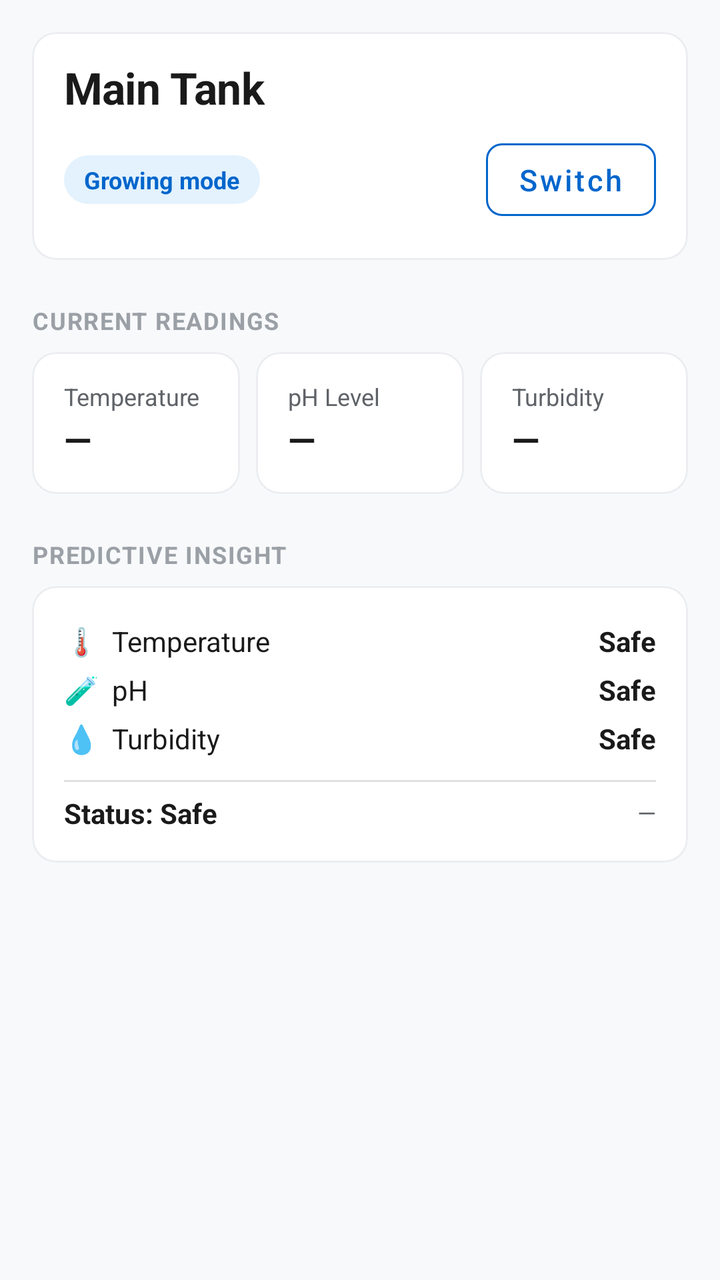
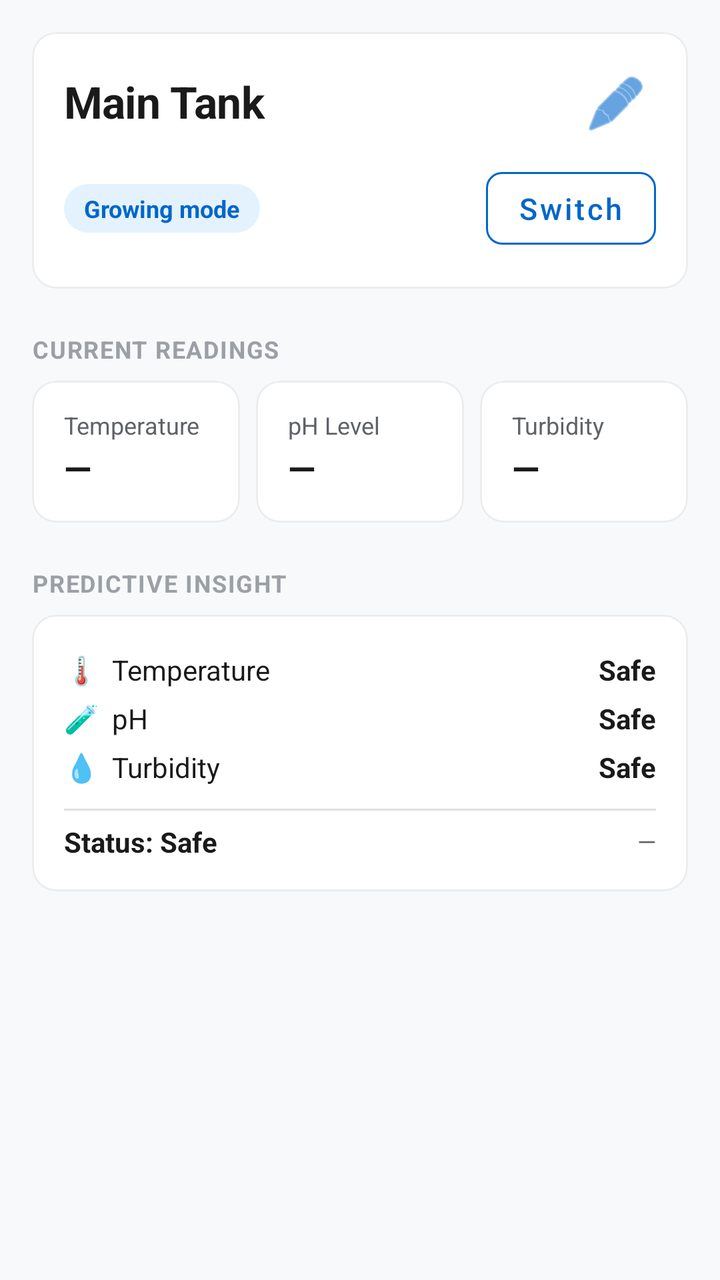

Compare the two renders of this Android layout. The source of the first and the diff that turns it into the second are given below.
<!-- AndroidManifest.xml: application theme Theme.CraySafe -->
<!-- res/layout/fragment_tank_detail.xml -->
<?xml version="1.0" encoding="utf-8"?>
<ScrollView xmlns:android="http://schemas.android.com/apk/res/android"
    xmlns:app="http://schemas.android.com/apk/res-auto"
    android:layout_width="match_parent"
    android:layout_height="match_parent"
    android:fillViewport="true"
    android:background="@color/background">

    <LinearLayout
        android:layout_width="match_parent"
        android:layout_height="wrap_content"
        android:orientation="vertical"
        android:padding="@dimen/space_md">

        
        <com.google.android.material.card.MaterialCardView
            android:layout_width="match_parent"
            android:layout_height="wrap_content"
            app:cardCornerRadius="@dimen/radius_md"
            app:cardElevation="0dp"
            app:strokeColor="@color/card_stroke"
            app:strokeWidth="1dp">

            <LinearLayout
                android:layout_width="match_parent"
                android:layout_height="wrap_content"
                android:orientation="vertical"
                android:padding="@dimen/space_md">

                
                <TextView
                    android:id="@+id/tvTankName"
                    style="@style/Text.H2"
                    android:layout_width="wrap_content"
                    android:layout_height="wrap_content"
                    android:text="Main Tank" />

                
                <LinearLayout
                    android:layout_width="match_parent"
                    android:layout_height="wrap_content"
                    android:orientation="horizontal"
                    android:gravity="center_vertical"
                    android:layout_marginTop="@dimen/space_sm">

                    <TextView
                        android:id="@+id/tvMode"
                        style="@style/StatusPill"
                        android:layout_width="wrap_content"
                        android:layout_height="wrap_content"
                        android:text="Growing mode"
                        android:textColor="@color/primary"
                        android:background="@drawable/bg_pill_primary" />

                    <View
                        android:layout_width="0dp"
                        android:layout_height="1dp"
                        android:layout_weight="1" />

                    <Button
                        android:id="@+id/btnSwitchMode"
                        style="@style/Button.Secondary"
                        android:layout_width="wrap_content"
                        android:layout_height="wrap_content"
                        android:text="Switch"
                        android:minWidth="0dp"
                        android:minHeight="0dp"
                        android:paddingStart="@dimen/space_md"
                        android:paddingEnd="@dimen/space_md"
                        android:paddingTop="8dp"
                        android:paddingBottom="8dp" />
                </LinearLayout>
            </LinearLayout>
        </com.google.android.material.card.MaterialCardView>

        
        <TextView
            style="@style/Text.Label"
            android:layout_width="wrap_content"
            android:layout_height="wrap_content"
            android:text="CURRENT READINGS"
            android:textColor="@color/text_tertiary"
            android:layout_marginTop="@dimen/space_lg"
            android:layout_marginBottom="@dimen/space_sm" />

        <LinearLayout
            android:layout_width="match_parent"
            android:layout_height="wrap_content"
            android:orientation="horizontal"
            android:baselineAligned="false">

            
            <com.google.android.material.card.MaterialCardView
                android:layout_width="0dp"
                android:layout_height="wrap_content"
                android:layout_weight="1"
                android:layout_marginEnd="@dimen/space_sm"
                app:cardCornerRadius="@dimen/radius_md"
                app:cardElevation="0dp"
                app:strokeColor="@color/card_stroke"
                app:strokeWidth="1dp">

                <LinearLayout
                    android:layout_width="match_parent"
                    android:layout_height="wrap_content"
                    android:orientation="vertical"
                    android:padding="@dimen/space_md">

                    <TextView
                        style="@style/Text.Caption"
                        android:layout_width="wrap_content"
                        android:layout_height="wrap_content"
                        android:text="Temperature" />

                    <TextView
                        android:id="@+id/tvTemperature"
                        style="@style/Text.H3"
                        android:layout_width="wrap_content"
                        android:layout_height="wrap_content"
                        android:text="—"
                        android:layout_marginTop="4dp" />
                </LinearLayout>
            </com.google.android.material.card.MaterialCardView>

            
            <com.google.android.material.card.MaterialCardView
                android:layout_width="0dp"
                android:layout_height="wrap_content"
                android:layout_weight="1"
                android:layout_marginEnd="@dimen/space_sm"
                app:cardCornerRadius="@dimen/radius_md"
                app:cardElevation="0dp"
                app:strokeColor="@color/card_stroke"
                app:strokeWidth="1dp">

                <LinearLayout
                    android:layout_width="match_parent"
                    android:layout_height="wrap_content"
                    android:orientation="vertical"
                    android:padding="@dimen/space_md">

                    <TextView
                        style="@style/Text.Caption"
                        android:layout_width="wrap_content"
                        android:layout_height="wrap_content"
                        android:text="pH Level" />

                    <TextView
                        android:id="@+id/tvPh"
                        style="@style/Text.H3"
                        android:layout_width="wrap_content"
                        android:layout_height="wrap_content"
                        android:text="—"
                        android:layout_marginTop="4dp" />
                </LinearLayout>
            </com.google.android.material.card.MaterialCardView>

            
            <com.google.android.material.card.MaterialCardView
                android:layout_width="0dp"
                android:layout_height="wrap_content"
                android:layout_weight="1"
                app:cardCornerRadius="@dimen/radius_md"
                app:cardElevation="0dp"
                app:strokeColor="@color/card_stroke"
                app:strokeWidth="1dp">

                <LinearLayout
                    android:layout_width="match_parent"
                    android:layout_height="wrap_content"
                    android:orientation="vertical"
                    android:padding="@dimen/space_md">

                    <TextView
                        style="@style/Text.Caption"
                        android:layout_width="wrap_content"
                        android:layout_height="wrap_content"
                        android:text="Turbidity" />

                    <TextView
                        android:id="@+id/tvTurbidity"
                        style="@style/Text.H3"
                        android:layout_width="wrap_content"
                        android:layout_height="wrap_content"
                        android:text="—"
                        android:layout_marginTop="4dp" />
                </LinearLayout>
            </com.google.android.material.card.MaterialCardView>
        </LinearLayout>

        
        <TextView
            style="@style/Text.Label"
            android:layout_width="wrap_content"
            android:layout_height="wrap_content"
            android:text="PREDICTIVE INSIGHT"
            android:textColor="@color/text_tertiary"
            android:layout_marginTop="@dimen/space_lg"
            android:layout_marginBottom="@dimen/space_sm" />

        <com.google.android.material.card.MaterialCardView
            android:id="@+id/cardPrediction"
            android:layout_width="match_parent"
            android:layout_height="wrap_content"
            app:cardCornerRadius="@dimen/radius_md"
            app:cardElevation="0dp"
            app:strokeColor="@color/card_stroke"
            app:strokeWidth="1dp">

            <LinearLayout
                android:layout_width="match_parent"
                android:layout_height="wrap_content"
                android:orientation="vertical"
                android:padding="@dimen/space_md">

                
                <LinearLayout
                    android:layout_width="match_parent"
                    android:layout_height="wrap_content"
                    android:orientation="horizontal"
                    android:gravity="center_vertical"
                    android:paddingVertical="@dimen/space_xs">

                    <TextView
                        style="@style/Text.Body"
                        android:layout_width="0dp"
                        android:layout_height="wrap_content"
                        android:layout_weight="1"
                        android:text="🌡️  Temperature" />

                    <TextView
                        android:id="@+id/tvTempTTD"
                        style="@style/Text.Body"
                        android:layout_width="wrap_content"
                        android:layout_height="wrap_content"
                        android:text="Safe"
                        android:textStyle="bold" />
                </LinearLayout>

                
                <LinearLayout
                    android:layout_width="match_parent"
                    android:layout_height="wrap_content"
                    android:orientation="horizontal"
                    android:gravity="center_vertical"
                    android:paddingVertical="@dimen/space_xs">

                    <TextView
                        style="@style/Text.Body"
                        android:layout_width="0dp"
                        android:layout_height="wrap_content"
                        android:layout_weight="1"
                        android:text="🧪  pH" />

                    <TextView
                        android:id="@+id/tvPhTTD"
                        style="@style/Text.Body"
                        android:layout_width="wrap_content"
                        android:layout_height="wrap_content"
                        android:text="Safe"
                        android:textStyle="bold" />
                </LinearLayout>

                
                <LinearLayout
                    android:layout_width="match_parent"
                    android:layout_height="wrap_content"
                    android:orientation="horizontal"
                    android:gravity="center_vertical"
                    android:paddingVertical="@dimen/space_xs">

                    <TextView
                        style="@style/Text.Body"
                        android:layout_width="0dp"
                        android:layout_height="wrap_content"
                        android:layout_weight="1"
                        android:text="💧  Turbidity" />

                    <TextView
                        android:id="@+id/tvTurbidityTTD"
                        style="@style/Text.Body"
                        android:layout_width="wrap_content"
                        android:layout_height="wrap_content"
                        android:text="Safe"
                        android:textStyle="bold" />
                </LinearLayout>

                
                <View
                    android:layout_width="match_parent"
                    android:layout_height="1dp"
                    android:background="@color/divider"
                    android:layout_marginTop="@dimen/space_sm" />

                
                <LinearLayout
                    android:layout_width="match_parent"
                    android:layout_height="wrap_content"
                    android:orientation="horizontal"
                    android:gravity="center_vertical"
                    android:paddingTop="@dimen/space_sm">

                    <TextView
                        android:id="@+id/tvStatus"
                        style="@style/Text.Body"
                        android:layout_width="0dp"
                        android:layout_height="wrap_content"
                        android:layout_weight="1"
                        android:text="Status: Safe"
                        android:textStyle="bold" />

                    <TextView
                        android:id="@+id/tvLastUpdated"
                        style="@style/Text.Caption"
                        android:layout_width="wrap_content"
                        android:layout_height="wrap_content"
                        android:text="—" />
                </LinearLayout>
            </LinearLayout>
        </com.google.android.material.card.MaterialCardView>

        
        <ProgressBar
            android:id="@+id/progressBar"
            android:layout_width="24dp"
            android:layout_height="24dp"
            android:layout_gravity="center"
            android:visibility="gone"
            android:layout_marginTop="@dimen/space_md" />

    </LinearLayout>
</ScrollView>
<!-- resources referenced by this layout -->
<resources>
  <color name="background">#F8F9FB</color>
  <color name="card_stroke">#EBEDF0</color>
  <color name="divider">#E0E0E0</color>
  <color name="primary">#0066CC</color>
  <color name="text_tertiary">#9AA0A6</color>
  <dimen name="radius_md">12dp</dimen>
  <dimen name="space_lg">24dp</dimen>
  <dimen name="space_md">16dp</dimen>
  <dimen name="space_sm">8dp</dimen>
  <dimen name="space_xs">4dp</dimen>
  <!-- drawable bg_pill_primary (drawable) -->
  <?xml version="1.0" encoding="utf-8"?>
  <shape xmlns:android="http://schemas.android.com/apk/res/android"
      android:shape="rectangle">
      <solid android:color="@color/info_bg" />
      <corners android:radius="100dp" />
  </shape>
  <style name="Button.Secondary" parent="Widget.MaterialComponents.Button.OutlinedButton">
          <item name="android:textSize">15sp</item>
          <item name="android:textAllCaps">false</item>
          <item name="cornerRadius">@dimen/radius_sm</item>
          <item name="strokeColor">@color/primary</item>
          <item name="android:textColor">@color/primary</item>
      </style>
  <style name="StatusPill">
          <item name="android:textSize">12sp</item>
          <item name="android:textStyle">bold</item>
          <item name="android:paddingStart">10dp</item>
          <item name="android:paddingEnd">10dp</item>
          <item name="android:paddingTop">4dp</item>
          <item name="android:paddingBottom">4dp</item>
      </style>
  <style name="Text.Body">
          <item name="android:textSize">14sp</item>
      </style>
  <style name="Text.Caption">
          <item name="android:textSize">12sp</item>
          <item name="android:textColor">@color/text_secondary</item>
      </style>
  <style name="Text.H2">
          <item name="android:textSize">22sp</item>
          <item name="android:textStyle">bold</item>
          <item name="android:letterSpacing">-0.01</item>
      </style>
  <style name="Text.H3">
          <item name="android:textSize">18sp</item>
          <item name="android:textStyle">bold</item>
      </style>
  <style name="Text.Label">
          <item name="android:textSize">12sp</item>
          <item name="android:textStyle">bold</item>
          <item name="android:textAllCaps">true</item>
          <item name="android:letterSpacing">0.05</item>
      </style>
  <style name="Theme.CraySafe" parent="Theme.MaterialComponents.Light.NoActionBar">
          <item name="colorPrimary">@color/primary</item>
          <item name="colorPrimaryVariant">@color/primary_dark</item>
          <item name="colorOnPrimary">@color/white</item>
  
          <item name="colorSecondary">@color/secondary</item>
          <item name="colorSecondaryVariant">@color/secondary_dark</item>
          <item name="colorOnSecondary">@color/white</item>
  
          <item name="android:colorBackground">@color/background</item>
          <item name="colorSurface">@color/surface</item>
          <item name="colorOnSurface">@color/text_primary</item>
          <item name="colorError">@color/critical</item>
  
          <item name="android:statusBarColor">@color/primary_dark</item>
          <item name="android:windowLightStatusBar">false</item>
  
          <item name="android:navigationBarColor">@color/surface</item>
      </style>
  <color name="info_bg">#E3F2FD</color>
  <dimen name="radius_sm">8dp</dimen>
  <color name="text_secondary">#5F6368</color>
  <color name="primary_dark">#004C99</color>
  <color name="white">#FFFFFFFF</color>
  <color name="secondary">#00B8A0</color>
  <color name="secondary_dark">#008A78</color>
  <color name="surface">#FFFFFF</color>
  <color name="text_primary">#1A1A1A</color>
  <color name="critical">#D32F2F</color>
</resources>

<!-- the commit's change to res/layout/fragment_tank_detail.xml (unified diff, before → after) -->
@@ -28,12 +28,29 @@
                 android:padding="@dimen/space_md">
 
                 
-                <TextView
-                    android:id="@+id/tvTankName"
-                    style="@style/Text.H2"
-                    android:layout_width="wrap_content"
-                    android:layout_height="wrap_content"
-                    android:text="Main Tank" />
+                <LinearLayout
+                    android:layout_width="match_parent"
+                    android:layout_height="wrap_content"
+                    android:orientation="horizontal"
+                    android:gravity="center_vertical">
+
+                    <TextView
+                        android:id="@+id/tvTankName"
+                        style="@style/Text.H2"
+                        android:layout_width="0dp"
+                        android:layout_height="wrap_content"
+                        android:layout_weight="1"
+                        android:text="Main Tank" />
+
+                    <ImageButton
+                        android:id="@+id/btnEditName"
+                        android:layout_width="40dp"
+                        android:layout_height="40dp"
+                        android:background="?attr/selectableItemBackgroundBorderless"
+                        android:src="@android:drawable/ic_menu_edit"
+                        app:tint="@color/primary"
+                        android:contentDescription="Edit Tank Name" />
+                </LinearLayout>
 
                 
                 <LinearLayout
